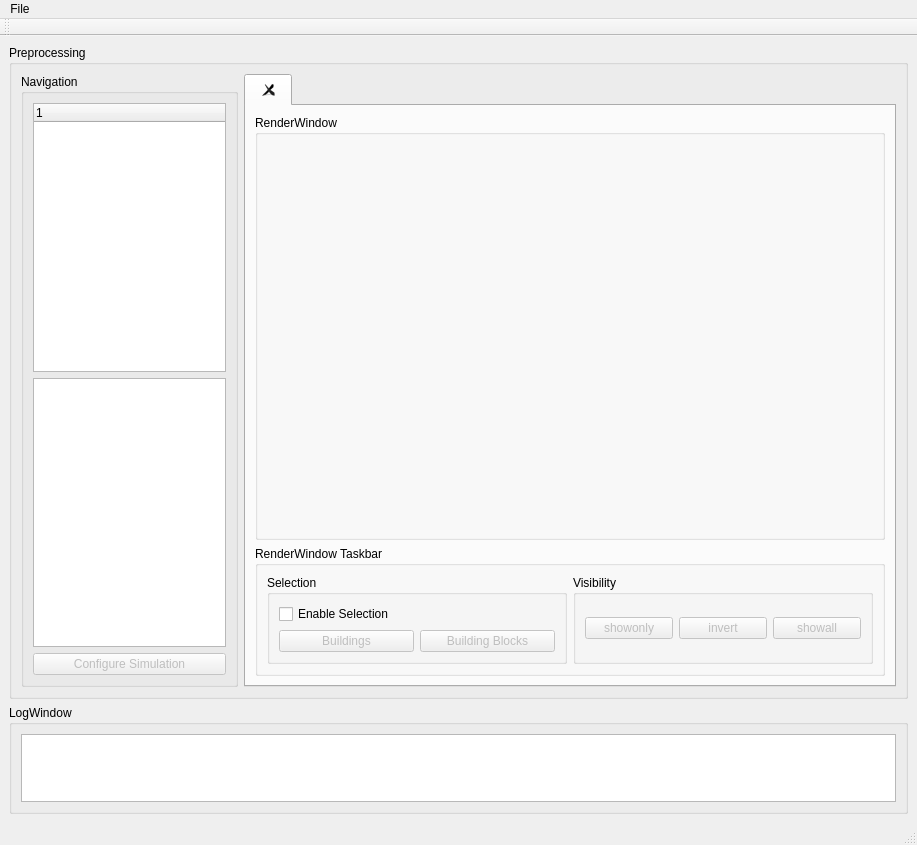
Qt form gui_designer/ideas4all_city_simulator_gui.ui (onaycan/3dCity_LOD1_rep) before a commit.
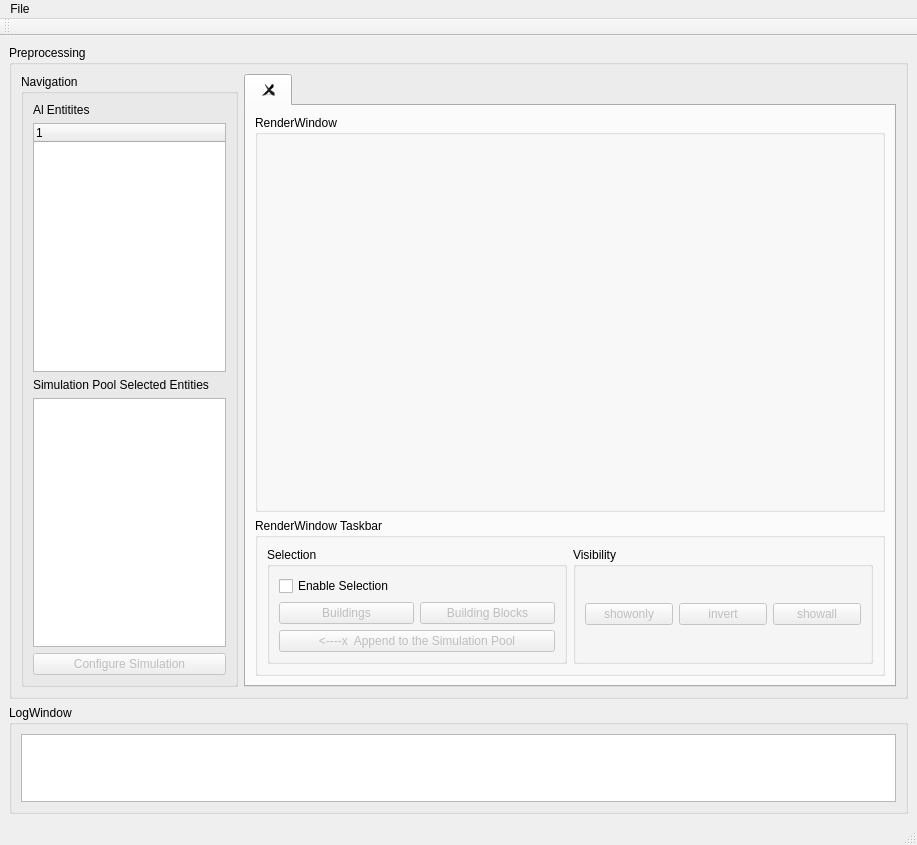
The same form after that commit.

Patch:
```diff
--- a/gui_designer/ideas4all_city_simulator_gui.ui
+++ b/gui_designer/ideas4all_city_simulator_gui.ui
@@ -51,6 +51,13 @@
           <string>Navigation</string>
          </property>
          <layout class="QVBoxLayout" name="verticalLayout_6">
+          <item>
+           <widget class="QLabel" name="label_2">
+            <property name="text">
+             <string>Al Entitites</string>
+            </property>
+           </widget>
+          </item>
           <item>
            <widget class="QTreeWidget" name="treeWidget">
             <column>
@@ -60,6 +67,13 @@
             </column>
            </widget>
           </item>
+          <item>
+           <widget class="QLabel" name="label">
+            <property name="text">
+             <string>Simulation Pool Selected Entities</string>
+            </property>
+           </widget>
+          </item>
           <item>
            <widget class="QTableWidget" name="tableWidget"/>
           </item>
@@ -174,6 +188,22 @@
                    </item>
                   </layout>
                  </item>
+                 <item>
+                  <widget class="QPushButton" name="append_pushbutton">
+                   <property name="enabled">
+                    <bool>false</bool>
+                   </property>
+                   <property name="text">
+                    <string>&lt;----x  Append to the Simulation Pool</string>
+                   </property>
+                   <property name="default">
+                    <bool>false</bool>
+                   </property>
+                   <property name="flat">
+                    <bool>false</bool>
+                   </property>
+                  </widget>
+                 </item>
                 </layout>
                </widget>
               </item>
```
